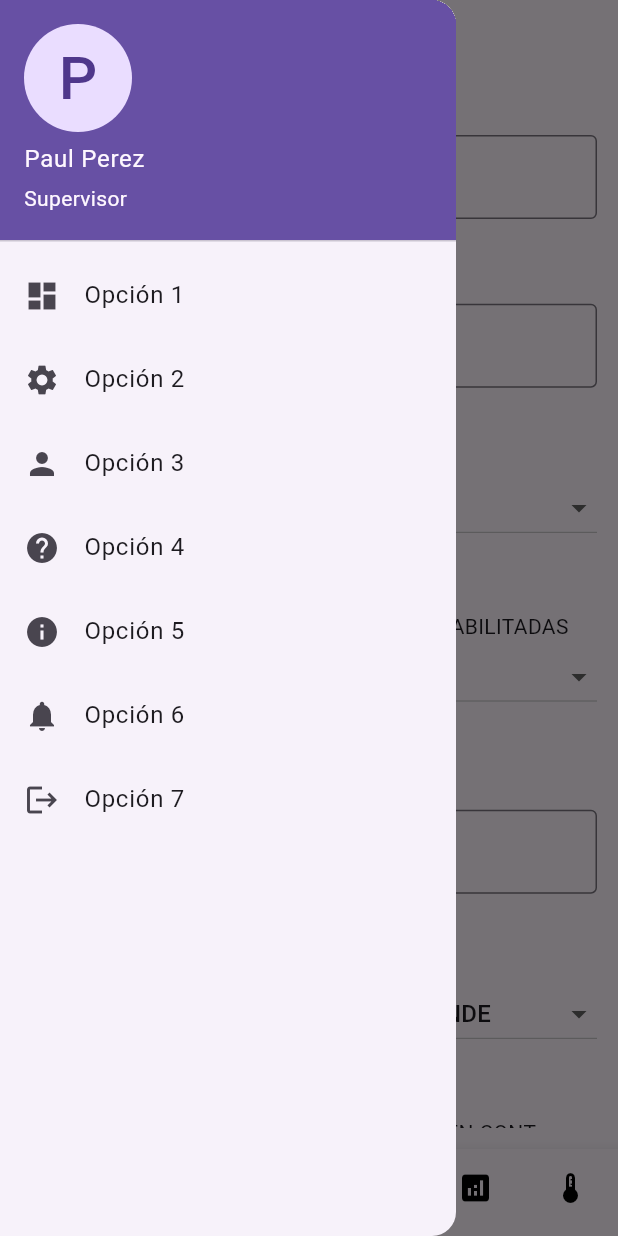
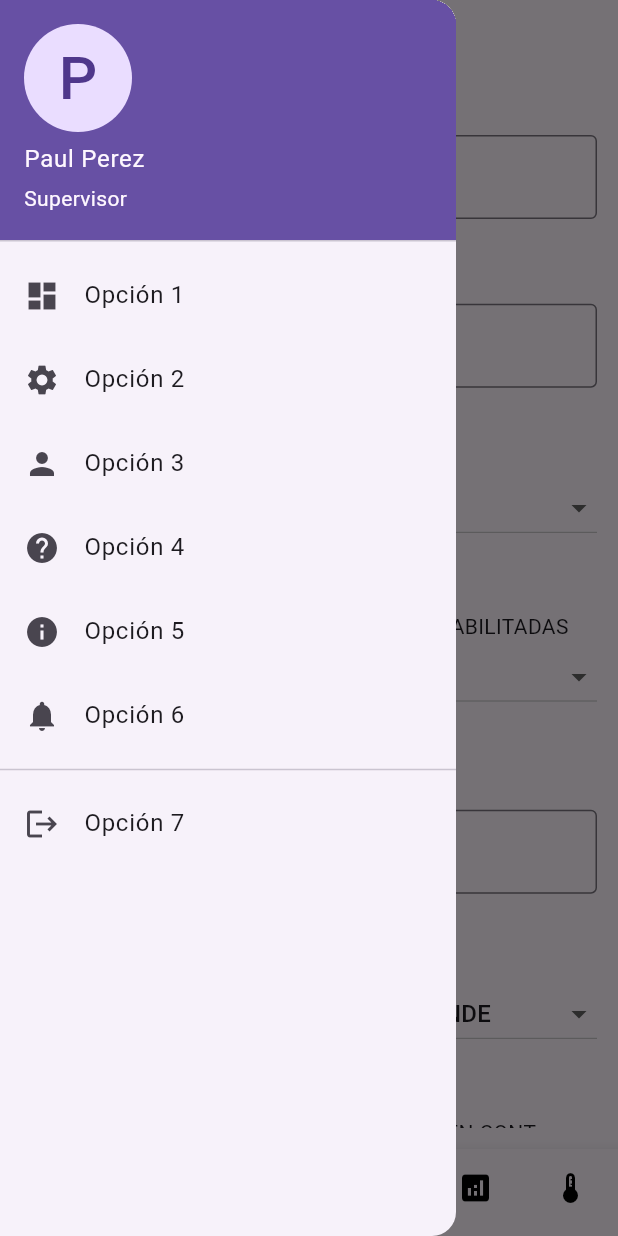
Before and after one commit to jos357/PREFORSA, a Flutter app: the screen it shows after launch, with the side drawer open, on a phone screen of 412 x 824 dp. Run offline on Flutter 3.47's test engine with Material 3 defaults, Android fonts, the phone set to English and light mode, and no system bars; our stand-ins replace firebase_core; accounts and stored records are empty.

Commit message:
drawer trabajado

```diff
--- a/preforsa/lib/main.dart
+++ b/preforsa/lib/main.dart
@@ -1,7 +1,10 @@
 import 'package:flutter/material.dart';
+import 'package:firebase_core/firebase_core.dart';
 import 'package:preforsa/screens/lineas/screen_preforma_ips.dart';
 
-void main() {
+void main() async {
+  WidgetsFlutterBinding.ensureInitialized();
+  await Firebase.initializeApp();
   runApp(const MyApp());
 }
 
@@ -10,7 +13,13 @@ class MyApp extends StatelessWidget {
 
   @override
   Widget build(BuildContext context) {
-    return const MaterialApp(
-        debugShowCheckedModeBanner: false, home: ScreenPreformaIPS());
+    return MaterialApp(
+      title: 'Flutter Firebase App',
+      debugShowCheckedModeBanner: false,
+      theme: ThemeData(
+        primarySwatch: Colors.blue,
+      ),
+      home: const ScreenPreformaIPS(), // Pantalla principal
+    );
   }
 }
--- a/preforsa/lib/widgets/custom_drawer.dart
+++ b/preforsa/lib/widgets/custom_drawer.dart
@@ -69,6 +69,7 @@ class CustomDrawer extends StatelessWidget {
               Navigator.pop(context);
             },
           ),
+          const Divider(),
           ListTile(
             leading: const Icon(Icons.logout),
             title: const Text('Opción 7'),
--- a/preforsa/pubspec.yaml
+++ b/preforsa/pubspec.yaml
@@ -36,6 +36,7 @@ dependencies:
   # Use with the CupertinoIcons class for iOS style icons.
   cupertino_icons: ^1.0.8
   firebase_core: ^3.6.0
+  cloud_firestore: ^5.4.4
 
 dev_dependencies:
   flutter_test:
```
Also changed, not shown: preforsa/pubspec.lock, 3 other files.
